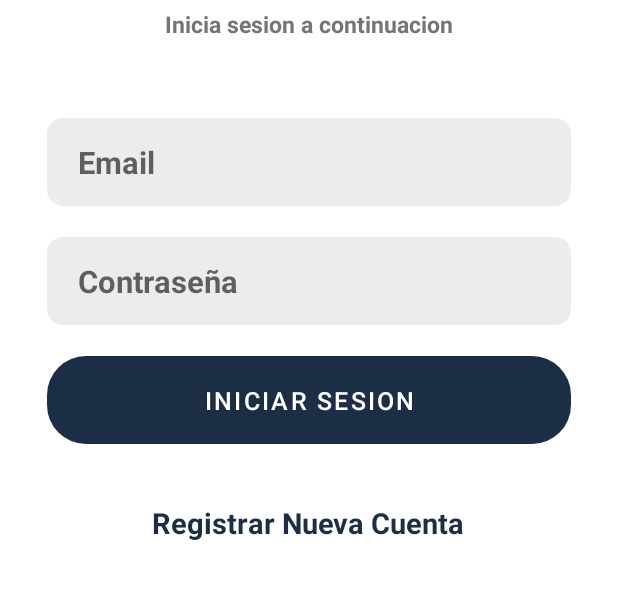
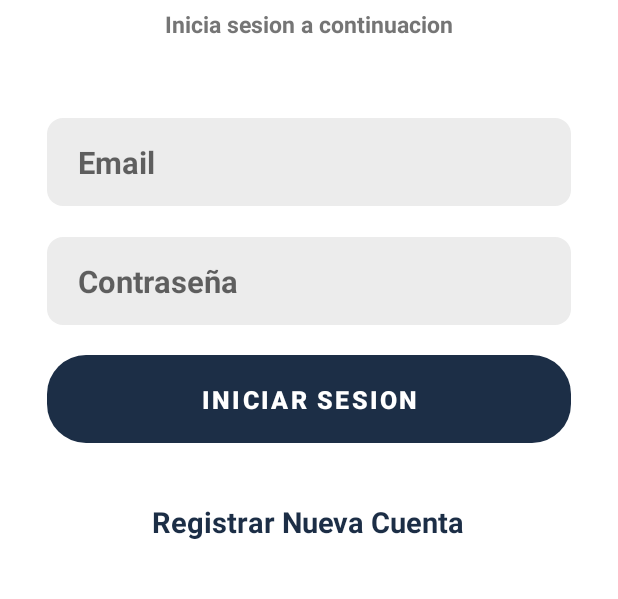
Before and after one commit to CL21005-Carlos/LifeChat, an Android app: the screen it shows after launch (SignInActivity), on a phone screen of 412 x 824 dp, the part 172-771 px from its top. Run offline under Robolectric (Android 15) with nearby library versions, the phone set to English and light mode, and no system bars; our stand-ins replace Firebase (no records; nobody signed in at launch, a user with empty details on screens opened directly), sdp/ssp sizes.

```diff
--- a/app/src/main/java/com/PDMG3/lifechat/utilities/Constants.java
+++ b/app/src/main/java/com/PDMG3/lifechat/utilities/Constants.java
@@ -9,4 +9,5 @@ public class Constants {
     public static final String KEY_IS_SIGNED_IN = "isSignedIn";
     public static final String KEY_USER_ID = "userId";
     public static final String KEY_IMAGE = "image";
+    public static final String KEY_FCM_TOKEN = "fcmToken";
 }
--- /dev/null
+++ b/app/src/main/res/drawable/background_icon.xml
@@ -0,0 +1,6 @@
+<?xml version="1.0" encoding="utf-8"?>
+<shape xmlns:android="http://schemas.android.com/apk/res/android"
+    android:shape="rectangle">
+    <solid android:color="@color/icon_background"/>
+    <corners android:radius="@dimen/_8sdp"/>
+</shape>
--- /dev/null
+++ b/app/src/main/res/drawable/ic_logout.xml
@@ -0,0 +1,5 @@
+<vector xmlns:android="http://schemas.android.com/apk/res/android" android:height="24dp" android:tint="#000000" android:viewportHeight="24" android:viewportWidth="24" android:width="24dp">
+
+    <path android:fillColor="@android:color/white" android:pathData="M13,3h-2v10h2L13,3zM17.83,5.17l-1.42,1.42C17.99,7.86 19,9.81 19,12c0,3.87 -3.13,7 -7,7s-7,-3.13 -7,-7c0,-2.19 1.01,-4.14 2.58,-5.42L6.17,5.17C4.23,6.82 3,9.26 3,12c0,4.97 4.03,9 9,9s9,-4.03 9,-9c0,-2.74 -1.23,-5.18 -3.17,-6.83z"/>
+
+</vector>
--- a/app/src/main/res/layout/activity_sign_in.xml
+++ b/app/src/main/res/layout/activity_sign_in.xml
@@ -68,21 +68,34 @@
             android:textColor="@color/secondary_text"
             android:textSize="@dimen/_16ssp"
             android:gravity="center_vertical"
-            android:textStyle="bold"
-            />
+            android:textStyle="bold" />
+
+        <FrameLayout
+            android:layout_width="match_parent"
+            android:layout_height="wrap_content"
+            android:layout_marginTop="20sp"
+            android:animateLayoutChanges="true">
 
             <Button
                 android:id="@+id/btnSignIn"
                 android:layout_width="match_parent"
                 android:layout_height="@dimen/_45sdp"
-            android:layout_marginTop="@dimen/_16ssp"
                 android:background="@drawable/rounded_button"
                 android:text="@string/Sign"
                 android:textColor="@color/white"
                 android:textSize="@dimen/_13ssp"
-            android:gravity="center"
+                android:textStyle="bold"
+                android:gravity="center" />
 
-            />
+            <ProgressBar
+                android:id="@+id/progressBar"
+                android:layout_width="25sp"
+                android:layout_height="25sp"
+                android:layout_gravity="center"
+                android:visibility="invisible"/>
+
+        </FrameLayout>
+
 
         <TextView
             android:id="@+id/textCreateNewAccount"
```
Also changed, not shown: app/src/main/java/com/PDMG3/lifechat/activities/MainActivity.java (+30 -12 lines), app/src/main/java/com/PDMG3/lifechat/activities/SignInActivity.java (+52 -2 lines), app/src/main/java/com/PDMG3/lifechat/utilities/PreferenceManager.java (+10 -0 lines), app/src/main/res/layout/activity_main.xml (+41 -6 lines). Lines whose indentation alone changed are shown as unchanged.
